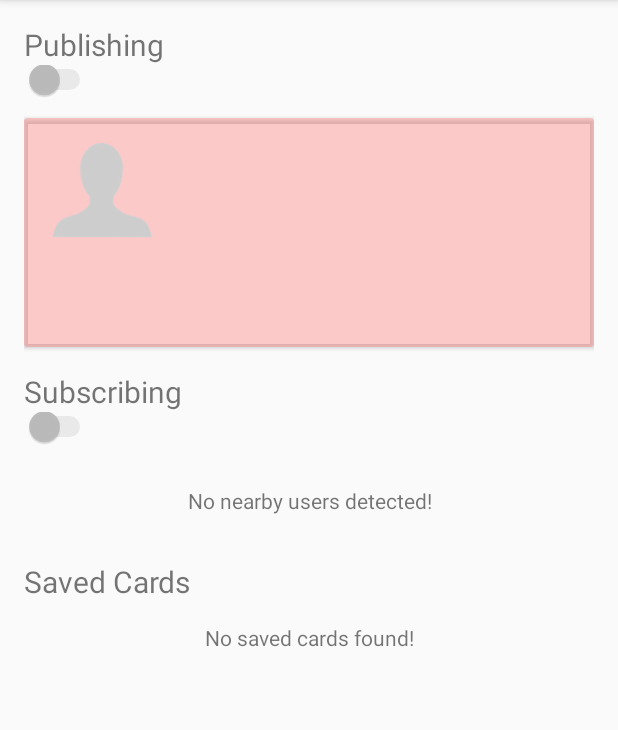
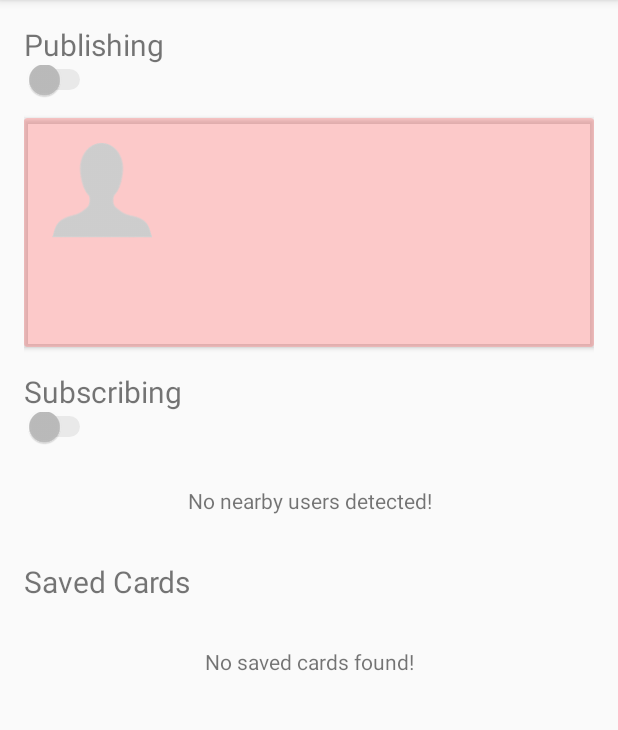
Before and after one commit to stkent/calling-card, an Android app: the NearbyActivity screen opened directly, with no data from a screen before it, on a phone screen of 412 x 824 dp, the part 84-814 px from its top. Run offline under Robolectric (Android 15) with nearby library versions, the phone set to English and light mode, and no system bars; our stand-ins replace ButterKnife, Picasso; pictures from the network do not load; 8 statements that could not run were skipped.

Commit message:
Use dimen for vertical padding in activity

```diff
--- a/app/src/main/res/layout/activity_nearby.xml
+++ b/app/src/main/res/layout/activity_nearby.xml
@@ -4,7 +4,7 @@
     xmlns:app="http://schemas.android.com/apk/res-auto"
     android:layout_width="match_parent"
     android:layout_height="wrap_content"
-    android:padding="16dp">
+    android:padding="@dimen/activity_vertical_margin">
 
     <LinearLayout
         android:layout_width="match_parent"
@@ -21,7 +21,7 @@
             android:id="@+id/publishing_switch"
             android:layout_width="wrap_content"
             android:layout_height="wrap_content"
-            android:paddingBottom="16dp" />
+            android:paddingBottom="@dimen/activity_vertical_margin" />
 
         <com.github.stkent.callingcard.PublishedUserView
             android:id="@+id/published_user_view"
@@ -33,13 +33,13 @@
             android:layout_height="wrap_content"
             android:text="Subscribing"
             android:textSize="20sp"
-            android:paddingTop="16dp" />
+            android:paddingTop="@dimen/activity_vertical_margin" />
 
         <Switch
             android:id="@+id/subscribing_switch"
             android:layout_width="wrap_content"
             android:layout_height="wrap_content"
-            android:paddingBottom="16dp" />
+            android:paddingBottom="@dimen/activity_vertical_margin" />
 
         <com.github.stkent.callingcard.UsersView
             android:id="@+id/users_view"
@@ -53,7 +53,8 @@
             android:layout_height="wrap_content"
             android:text="Saved Cards"
             android:textSize="20sp"
-            android:paddingTop="16dp" />
+            android:paddingTop="@dimen/activity_vertical_margin"
+            android:paddingBottom="@dimen/activity_vertical_margin" />
 
         <com.github.stkent.callingcard.UsersView
             android:id="@+id/saved_users_view"
```
